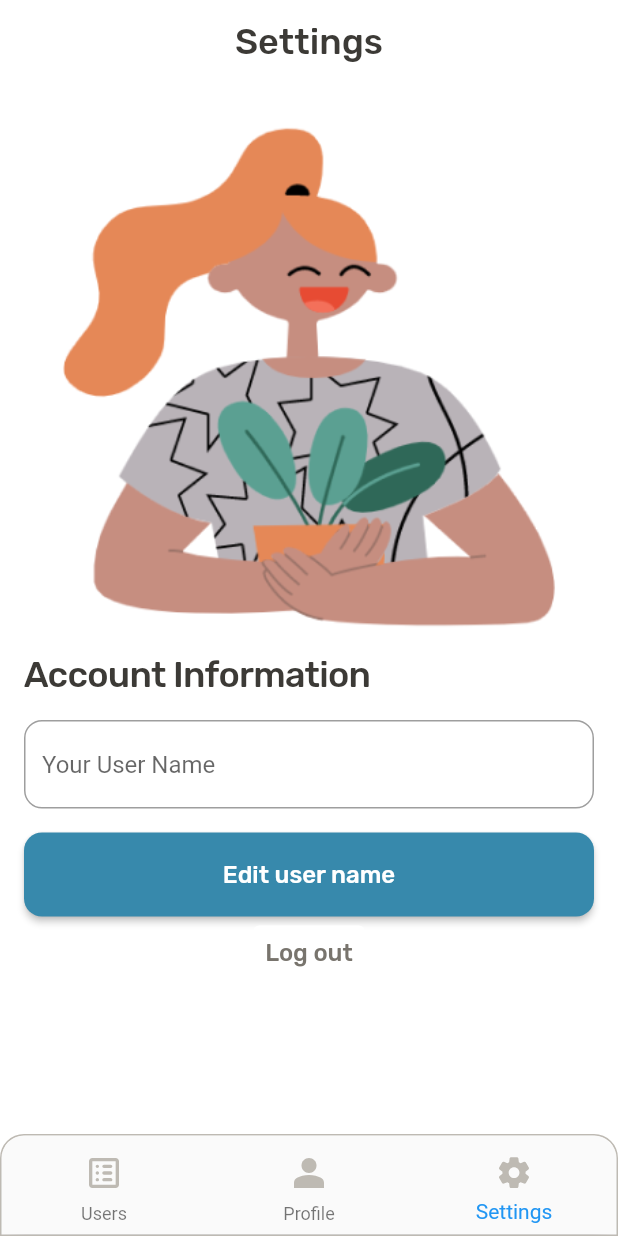
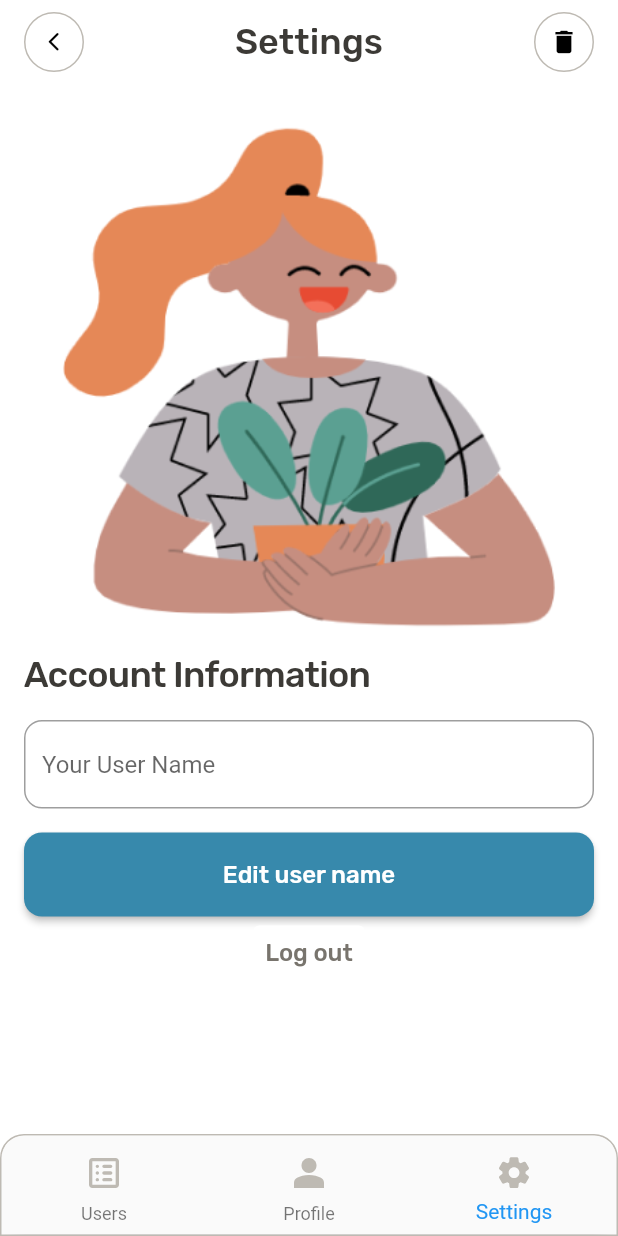
Before and after one commit to DariaDe/TrainingApp, a Flutter app: the SettingsScreen screen opened directly, on a phone screen of 412 x 824 dp. Run offline on Flutter 3.47's test engine with Material 2 defaults, Android fonts, the light colour scheme and no system bars; our stand-ins replace flutter_svg.

Commit message:
Практика 4 урока

```diff
--- a/lib/models/user.dart
+++ b/lib/models/user.dart
@@ -0,0 +1,11 @@
+class User {
+  final int id;
+  final String email;
+  // ignore: non_constant_identifier_names
+  final String first_name;
+  // ignore: non_constant_identifier_names
+  final String last_name;
+  final String avatar;
+
+  User({this.id, this.email, this.first_name, this.last_name, this.avatar});
+}
--- a/lib/screens/login_screen.dart
+++ b/lib/screens/login_screen.dart
@@ -131,7 +131,7 @@ class _LoginScreenState extends State<LoginScreen> {
                           ),
                       onPressed: () {
                         if (_loginFormKey.currentState.validate()) {
-                          Navigator.pushReplacement(
+                          Navigator.push(
                               context,
                               MaterialPageRoute(
                                   builder: (BuildContext context) =>
--- a/lib/screens/settings_screen.dart
+++ b/lib/screens/settings_screen.dart
@@ -1,6 +1,9 @@
 import 'package:flutter/material.dart';
 import 'package:flutter_svg/flutter_svg.dart';
 import 'login_screen.dart';
+import 'profile_screen.dart';
+import 'users_screens.dart';
+import 'package:training_application/widget/custom_button.dart';
 
 const kTextColor = Color(0xFF3C3A36);
 const kBottomAppBarColor = Color(0xFFBEBAB3);
@@ -16,12 +19,32 @@ class SettingsScreen extends StatefulWidget {
 class _SettingsScreenState extends State<SettingsScreen> {
   final _settingsFormKey = GlobalKey<FormState>();
 
+  int selectedIndex = 2;
+
+  void _onItemtap(int index) {
+    setState(() {
+      this.selectedIndex = index;
+      if (this.selectedIndex == 1) {
+        Navigator.push(
+            context,
+            MaterialPageRoute(
+                builder: (BuildContext context) => ProfileScreen()));
+      }
+
+      if (this.selectedIndex == 0) {
+        Navigator.push(
+            context,
+            MaterialPageRoute(
+                builder: (BuildContext context) => UsersScreen()));
+      }
+    });
+  }
+
   @override
   Widget build(BuildContext context) {
     return Scaffold(
       appBar: AppBar(
-        title: Align(
-          child: Text(
+        title: Text(
           "Settings",
           style: TextStyle(
             fontFamily: 'Rubik',
@@ -30,10 +53,28 @@ class _SettingsScreenState extends State<SettingsScreen> {
             color: kTextColor,
           ),
         ),
-          alignment: Alignment.center,
+        backgroundColor: Colors.transparent,
+        centerTitle: true,
+        elevation: 0.0,
+        leading: Row(
+          children: [
+            SizedBox(width: 16.0),
+            CustomButton(
+                icon: Icons.arrow_back_ios_rounded, onButtonTap: () {}),
+          ],
         ),
-        backgroundColor: Colors.white,
-        elevation: 0.0,
+        actions: [
+          Row(
+            children: [
+              CustomButton(
+                iconSize: 20.0,
+                icon: Icons.delete,
+                onButtonTap: () {},
+              ),
+              SizedBox(width: 16.0),
+            ],
+          )
+        ],
       ),
       backgroundColor: Colors.white,
       body: Column(
@@ -45,12 +86,9 @@ class _SettingsScreenState extends State<SettingsScreen> {
           Expanded(
             child: Hero(
                 tag: 'profileImage',
-                child: Container(
                 child: Image.asset(
                   'images/Cool Kids Bust 2.png',
-                  ),
                 )),
-            flex: 1,
           ),
           Expanded(
             child: Form(
@@ -169,7 +207,8 @@ class _SettingsScreenState extends State<SettingsScreen> {
             topLeft: Radius.circular(16),
           ),
           child: BottomNavigationBar(
-            currentIndex: 2,
+            onTap: _onItemtap,
+            currentIndex: this.selectedIndex,
             items: [
               BottomNavigationBarItem(
                 icon: SvgPicture.asset('images/Icon.svg'),
--- /dev/null
+++ b/lib/widget/custom_button.dart
@@ -0,0 +1,42 @@
+import 'package:flutter/material.dart';
+
+class CustomButton extends StatelessWidget {
+  const CustomButton({
+    Key key,
+    this.buttonSize = 40.0,
+    this.iconSize = 15.0,
+    this.onButtonTap,
+    @required this.icon,
+  }) : super(key: key);
+
+  final double buttonSize;
+  final double iconSize;
+  final VoidCallback onButtonTap;
+  final IconData icon;
+
+  @override
+  Widget build(BuildContext context) {
+    return ConstrainedBox(
+      constraints: BoxConstraints(minHeight: buttonSize, minWidth: buttonSize),
+      child: Ink(
+        decoration: BoxDecoration(
+          border: Border.all(color: Color(0xFFBEBAB3), width: 1.0),
+          color: Colors.transparent,
+          shape: BoxShape.circle,
+        ),
+        child: InkWell(
+          borderRadius: BorderRadius.circular(100.0),
+          onTap: onButtonTap,
+          child: Padding(
+            padding: const EdgeInsets.all(4.0),
+            child: Icon(
+              icon,
+              size: iconSize,
+              color: Colors.black,
+            ),
+          ),
+        ),
+      ),
+    );
+  }
+}
```
Also changed, not shown: lib/screens/profile_screen.dart (+41 -10 lines), lib/screens/user_info_screen.dart (+145 -0 lines), lib/screens/users_screens.dart (+157 -0 lines), lib/widget/user_tile.dart (+81 -0 lines), images/Illustration.png (added), images/profile_example.png (added). Lines whose indentation alone changed are shown as unchanged.
